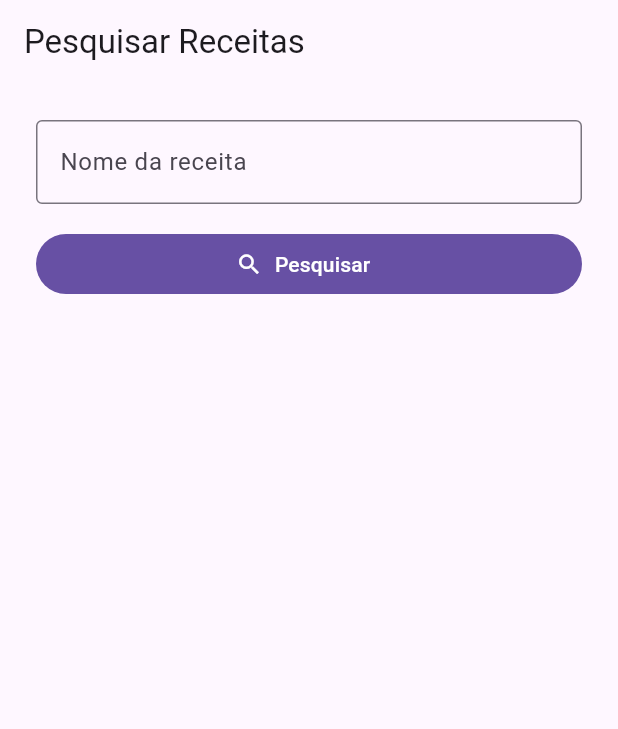
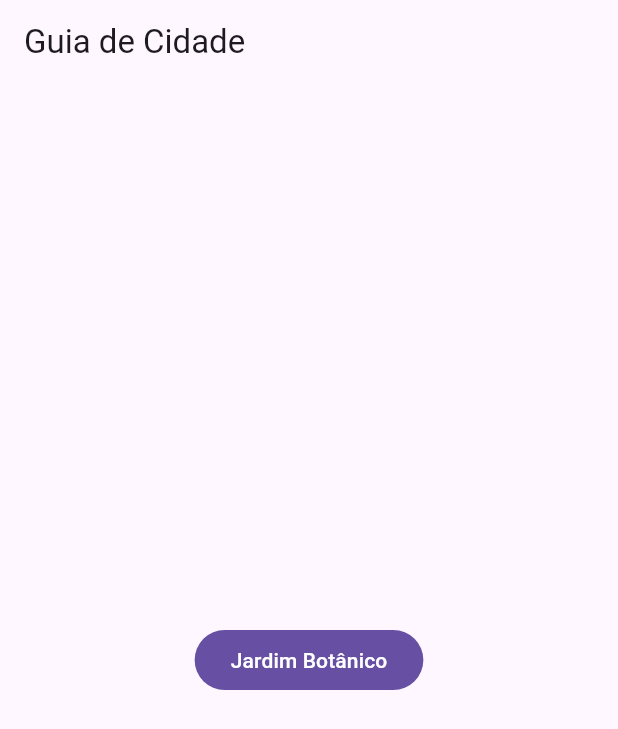
Before and after one commit to rod-buges/first_flutter_project, a Flutter app: the screen it shows after launch, on a phone screen of 412 x 824 dp. Shown: the top 729 px of the screen. Run offline on Flutter 3.47's test engine with Material 3 defaults, Android fonts, the phone set to English and light mode, and no system bars.

Commit message:
Terceira Parte - Navegação entre Telas

```diff
--- /dev/null
+++ b/lib/Aula04/Aula04.dart
@@ -0,0 +1,14 @@
+import 'package:first_flutter_project/Aula04/Guia.dart';
+import 'package:flutter/material.dart';
+
+class Aula04 extends StatelessWidget {
+  const Aula04({super.key});
+
+  @override
+  Widget build(BuildContext context) {
+    return const MaterialApp(
+      debugShowCheckedModeBanner: false,
+      home: Guia(),
+    );
+  }
+}
--- /dev/null
+++ b/lib/Aula04/Guia.dart
@@ -0,0 +1,32 @@
+import 'package:first_flutter_project/Aula04/DetalheLugar.dart';
+import 'package:first_flutter_project/Aula04/Lugar.dart';
+import 'package:flutter/material.dart';
+
+class Guia extends StatelessWidget {
+  const Guia({super.key});
+
+  @override
+  Widget build(BuildContext context) {
+    const lugar = Lugar(
+      'Jardim Botânico',
+      'Trilhas e espaços verdes.',
+    );
+
+    return Scaffold(
+      appBar: AppBar(title: const Text("Guia de Cidade")),
+      body: Center(
+        child: FilledButton(
+          onPressed: () {
+            Navigator.push(
+              context,
+              MaterialPageRoute(
+                builder: (context) => const DetalheLugar(lugar: lugar),
+              ),
+            );
+          },
+          child: Text(lugar.nome),
+        ),
+      ),
+    );
+  }
+}
--- /dev/null
+++ b/lib/Aula04/Lugar.dart
@@ -0,0 +1,6 @@
+class Lugar {
+  //metodo construtor
+  const Lugar (this.nome, this.descricao);
+  final String nome;
+  final String? descricao;
+}
--- a/lib/main.dart
+++ b/lib/main.dart
@@ -1,4 +1,4 @@
-import 'package:first_flutter_project/Aula03/Aula03.dart';
+import 'package:first_flutter_project/Aula04/Aula04.dart';
 import 'package:flutter/material.dart';
 
-void main() => runApp(const Aula03());
+void main() => runApp(const Aula04());
```
Also changed, not shown: lib/Aula04/DetalheLugar.dart (added, +31 -0 lines).
